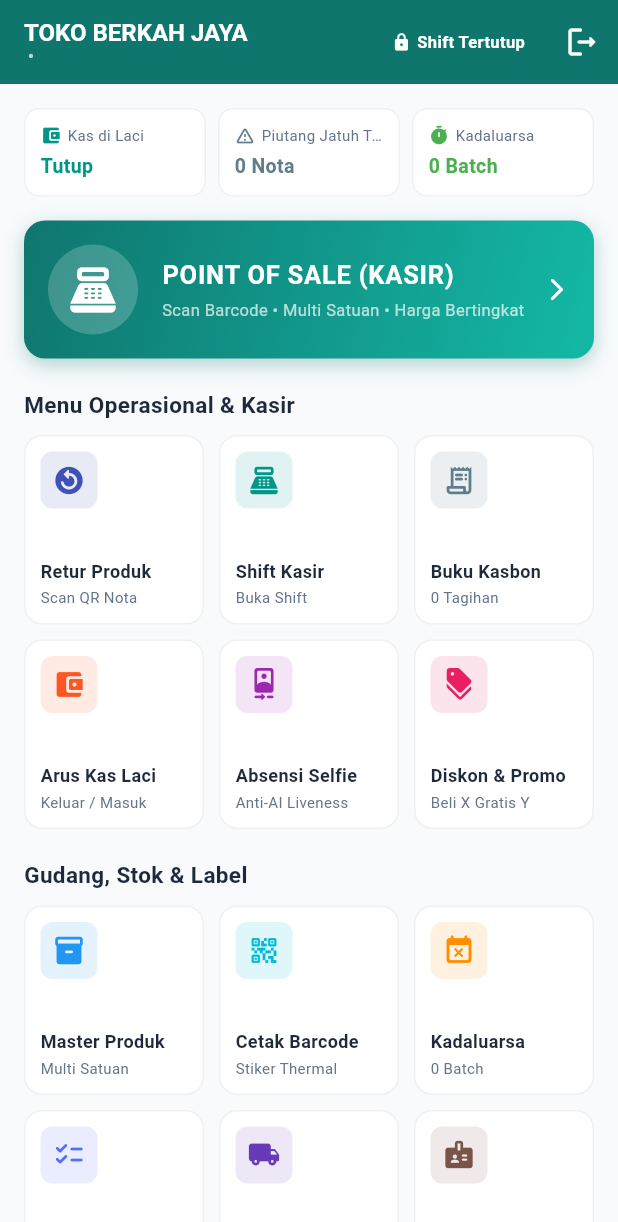
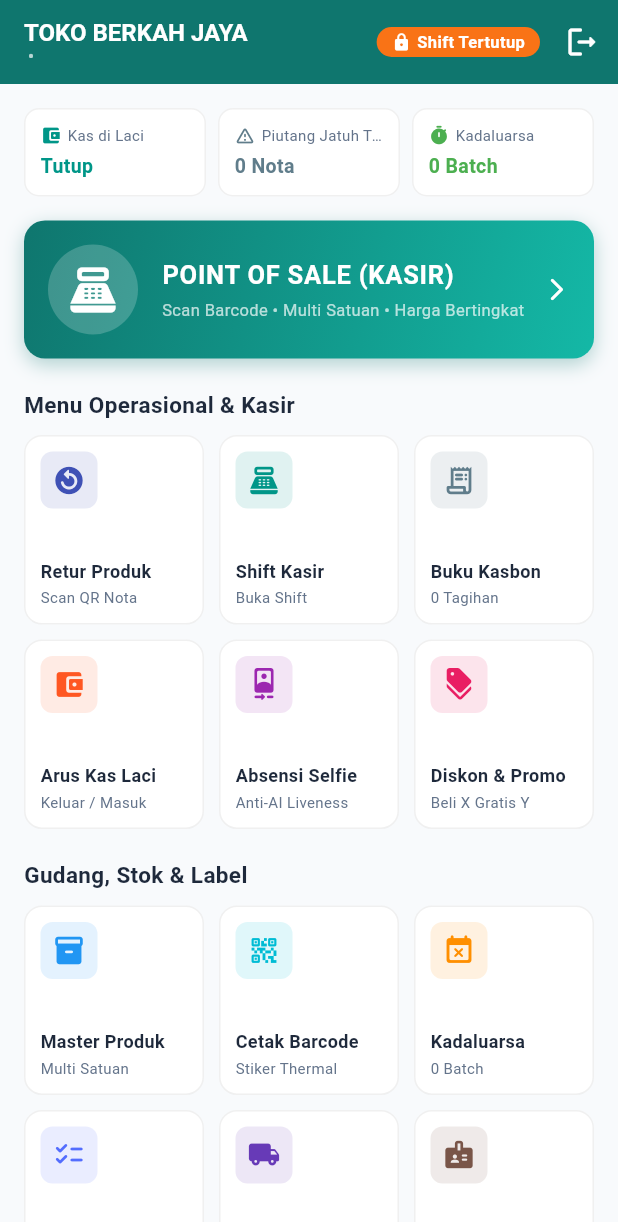
Before and after one commit to angga2103/kasirtoko, a Flutter app: the HomeScreen screen opened directly, on a phone screen of 412 x 824 dp. Shown: the top 1222 px of the screen. Run offline on Flutter 3.47's test engine with Material 3 defaults, Android fonts, the phone set to English and light mode, and no system bars; our stand-ins replace barcode_widget, camera, file_picker, pdf, printing, qr_flutter and 2 more; missing offline and left inert: excel, google_mlkit_face_detection; accounts and stored records are empty.

Commit message:
fix(dart): resolve CardThemeData, Colors typo, and FilePicker API for Flutter 3.50

```diff
--- a/lib/database/db_helper.dart
+++ b/lib/database/db_helper.dart
@@ -10,7 +10,6 @@ import '../models/product_batch.dart';
 import '../models/transaction.dart';
 import '../models/transaction_item.dart';
 import '../models/return_order.dart';
-import '../models/return_item.dart';
 import '../models/shift.dart';
 import '../models/cash_flow.dart';
 import '../models/attendance.dart';
--- a/lib/screens/attendance/attendance_history_screen.dart
+++ b/lib/screens/attendance/attendance_history_screen.dart
@@ -3,7 +3,6 @@ import 'package:flutter/material.dart';
 import 'package:provider/provider.dart';
 import '../../providers/attendance_provider.dart';
 import '../../providers/settings_provider.dart';
-import '../../models/attendance.dart';
 import '../../services/whatsapp_service.dart';
 import '../../utils/app_theme.dart';
 import '../../utils/date_format.dart';
--- a/lib/screens/home_screen.dart
+++ b/lib/screens/home_screen.dart
@@ -72,7 +72,7 @@ class _HomeScreenState extends State<HomeScreen> {
             margin: const EdgeInsets.symmetric(vertical: 12, horizontal: 4),
             padding: const EdgeInsets.symmetric(horizontal: 10, vertical: 2),
             decoration: BoxDecoration(
-              color: cashFlow.isShiftOpen ? Colors.emeraldGreenAccent() : AppTheme.accentOrange,
+              color: cashFlow.isShiftOpen ? AppTheme.success : AppTheme.accentOrange,
               borderRadius: BorderRadius.circular(12),
             ),
             child: Row(
--- a/lib/services/thermal_printer_service.dart
+++ b/lib/services/thermal_printer_service.dart
@@ -1,4 +1,3 @@
-import 'dart:typed_data';
 import 'package:pdf/pdf.dart';
 import 'package:pdf/widgets.dart' as pw;
 import 'package:printing/printing.dart';
--- a/lib/utils/app_theme.dart
+++ b/lib/utils/app_theme.dart
@@ -10,6 +10,7 @@ class AppTheme {
   static const Color accentOrange = Color(0xFFF97316);
   static const Color accentRed = Color(0xFFEF4444);
   static const Color accentBlue = Color(0xFF3B82F6);
+  static const Color success = Color(0xFF10B981);
   static const Color lightGreyBg = Color(0xFFF8FAFC);
 
   static ThemeData get lightTheme {
@@ -35,7 +36,7 @@ class AppTheme {
           fontWeight: FontWeight.bold,
         ),
       ),
-      cardTheme: CardTheme(
+      cardTheme: CardThemeData(
         color: cardBg,
         elevation: 1.5,
         shadowColor: Colors.black.withOpacity(0.08),
```
Also changed, not shown: lib/services/backup_service.dart (+5 -5 lines), lib/services/excel_service.dart (+3 -5 lines).
